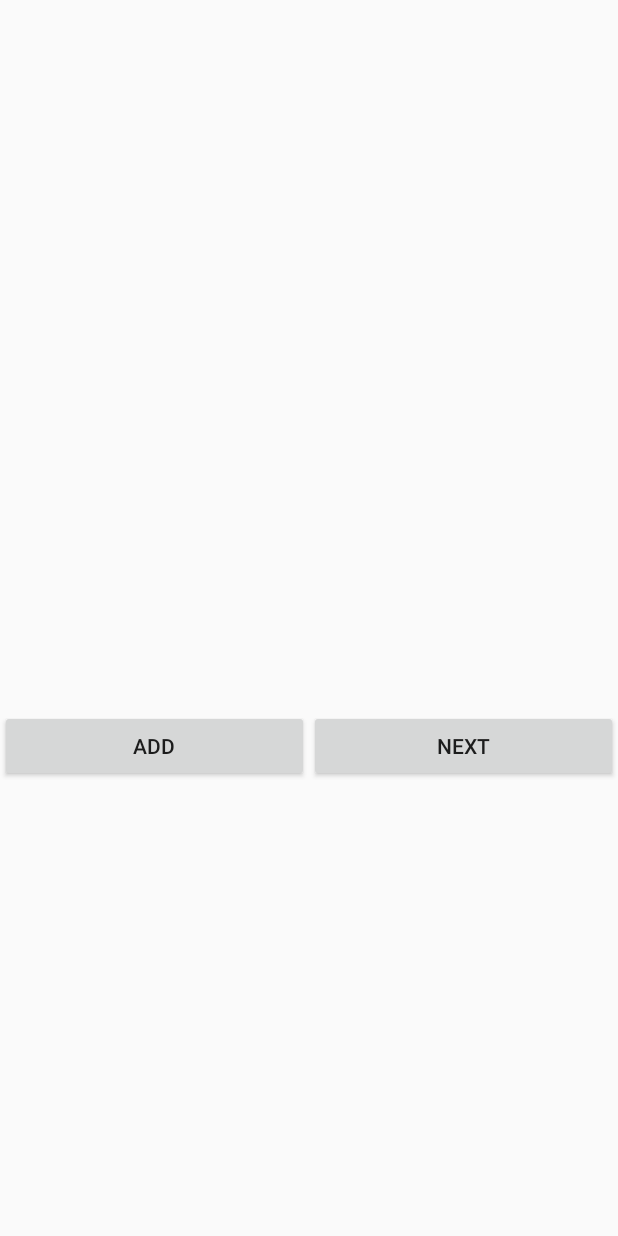
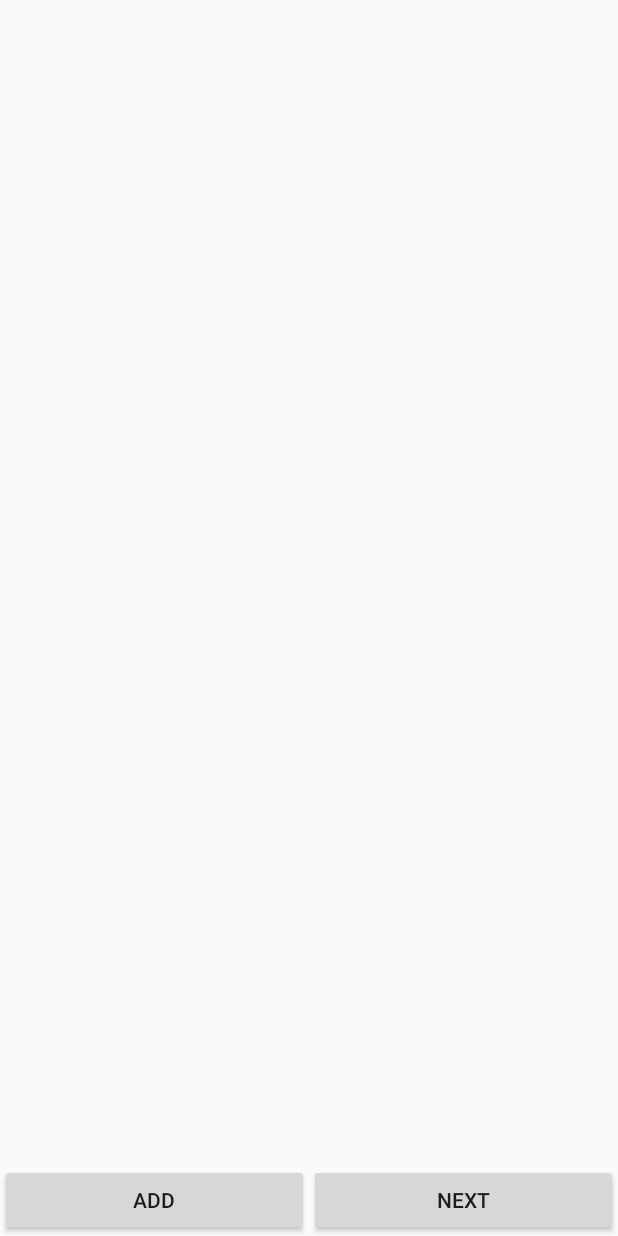
Before and after one commit to vitali-anku/CourseWork_5Sem, an Android app: the screen it shows after launch (MainActivity), on a phone screen of 412 x 824 dp. Run offline under Robolectric (Android 15) with nearby library versions, the phone set to English and light mode, and no system bars.

Commit message:
fices bages 2.0

```diff
--- a/1/app/src/main/java/travel/avg/task1/Adapter.java
+++ b/1/app/src/main/java/travel/avg/task1/Adapter.java
@@ -13,6 +13,7 @@ import android.widget.Button;
 import android.widget.EditText;
 import android.widget.ImageButton;
 import android.widget.TextView;
+import android.widget.Toast;
 
 import java.util.ArrayList;
 import java.util.List;
--- a/1/app/src/main/res/layout/activity_main.xml
+++ b/1/app/src/main/res/layout/activity_main.xml
@@ -1,24 +1,20 @@
 <?xml version="1.0" encoding="utf-8"?>
-<ScrollView xmlns:android="http://schemas.android.com/apk/res/android"
+<RelativeLayout xmlns:android="http://schemas.android.com/apk/res/android"
     xmlns:tools="http://schemas.android.com/tools"
     android:layout_width="match_parent"
     android:layout_height="match_parent"
     tools:context=".MainActivity">
-    <LinearLayout
         android:layout_width="match_parent"
-        android:layout_height="match_parent"
-        android:orientation="vertical">
-
+        android:layout_height="wrap_content">
         <ListView
             android:id="@+id/listView1"
             android:layout_width="match_parent"
-            android:layout_height="473dp"/>
-
+            android:layout_height="wrap_content"
+            android:layout_alignParentTop="true"/>
         <LinearLayout
             android:layout_width="match_parent"
             android:layout_height="wrap_content"
-            android:orientation="horizontal"
-            android:layout_marginBottom="0dp">
+            android:layout_alignParentBottom="true">
             <Button
                 android:layout_width="wrap_content"
                 android:layout_height="match_parent"
@@ -34,6 +30,4 @@
                 android:id="@+id/btn2"
                 android:onClick="OnClick"/>
         </LinearLayout>
-    </LinearLayout>
-
-</ScrollView>
+</RelativeLayout>
```
Also changed, not shown: 1/app/src/main/res/layout/activity_interview.xml (+8 -3 lines), 1/app/src/main/res/layout/activity_last.xml (+6 -5 lines), 1 other file.
